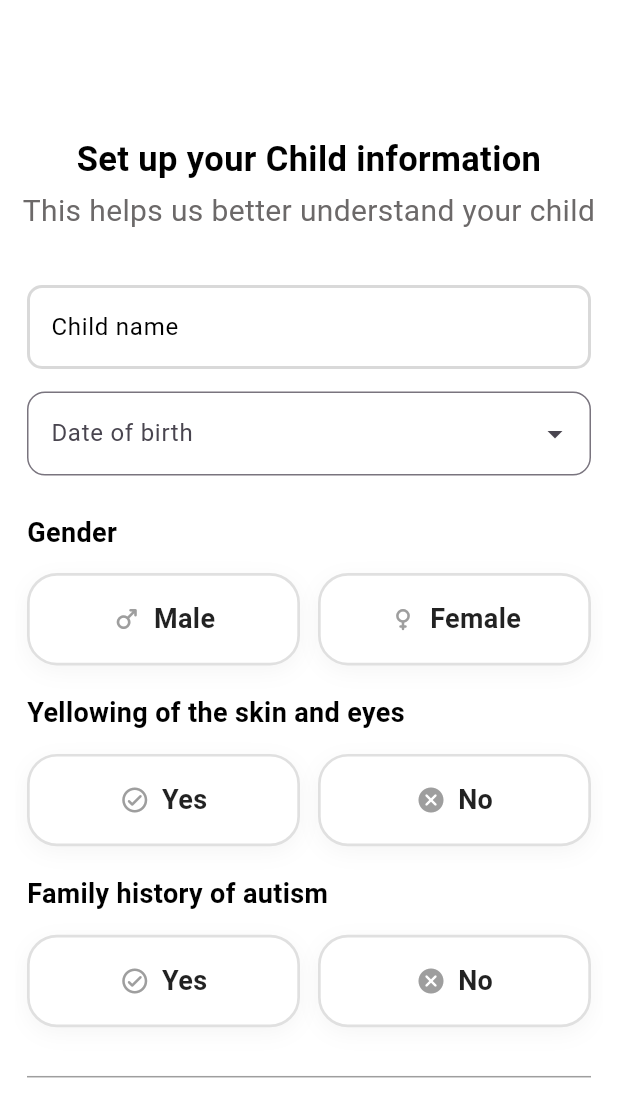
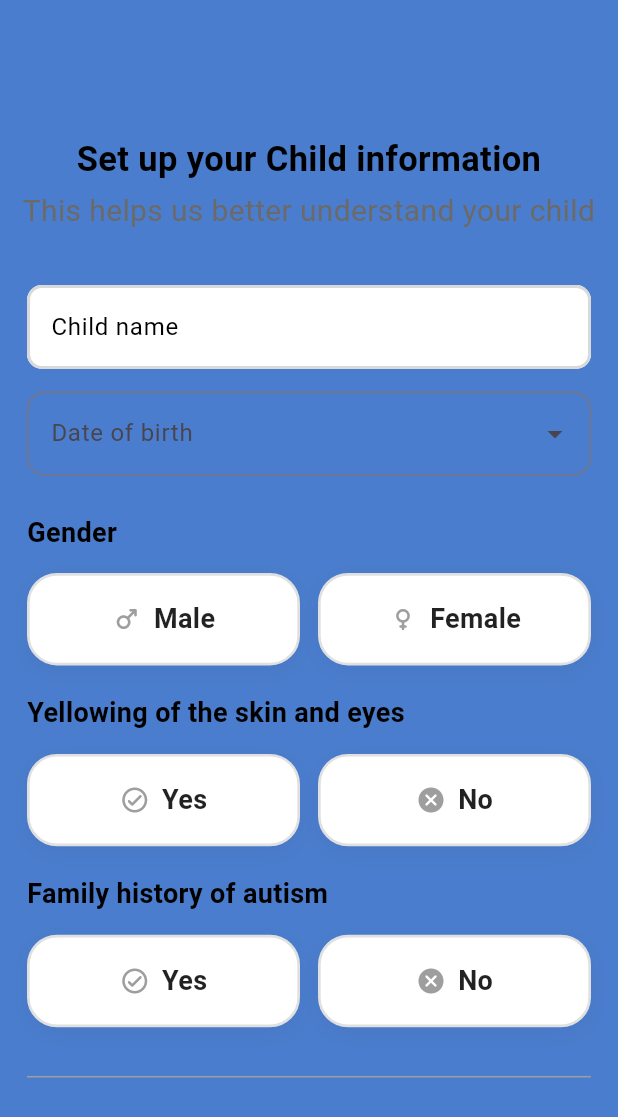
Before and after one commit to a7med3sfour099/NeuroNest, a Flutter app: the ChildInfoView screen opened directly, on a phone screen of 412 x 824 dp. Shown: the top 1117 px of the screen. Run offline on Flutter 3.47's test engine with Material 3 defaults, Android fonts, the phone set to English and light mode, and no system bars; our stand-ins replace awesome_dialog, dio, dotted_border, firebase_core, fl_chart, gap and 6 more; missing offline and left inert: firstversion1; accounts and stored records are empty; statements that could not run were skipped.

Commit message:
edit color to app

```diff
--- a/lib/core/constants/app_colors.dart
+++ b/lib/core/constants/app_colors.dart
@@ -1,5 +1,31 @@
 import 'dart:ui';
 
+import 'package:flutter/material.dart';
+
 class AppColors {
-  static Color primary = Color(0xffFFFFFF);
+  // 1️⃣ Primary Colors
+  static const Color primary = Color(0xff4a7dcd);
+
+  // 2️⃣ Secondary Colors
+  static const Color secondary = Color(0xff5DB7DE);
+
+  // 3️⃣ Tertiary Colors
+  static const Color background = Color(0xffFFFFFF);
+  static const Color textPrimary = Color(0xff000000);
+
+  // 4️⃣ Neutral Colors
+  static const Color border = Color(0xffD9D9D9);
+  static const Color textSecondary = Color(0xff757575);
+  static const Color textTertiary = Color(0xff6c6969);
+  static const Color textQuaternary = Color(0xff9E9E9E);
+
+  // 5️⃣ Status Colors
+  static const Color error = Color(0xffFF0000);
+  static const Color success = Color(0xff00FF00);
+  static const Color warning = Color(0xffFFFF00);
+  static const Color info = Color(0xff0000FF);
+
+  // 6️⃣ Grayslake Colors
+  static const Color transparent = Colors.transparent;
+
 }
```
